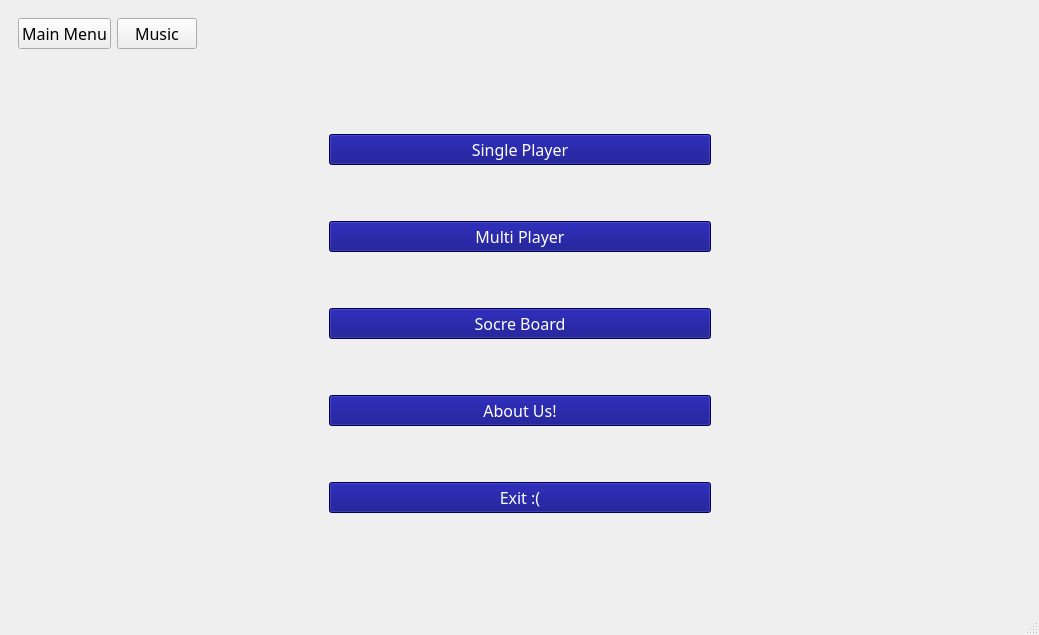
Above: mainwindow.ui from rezaqomy/quse before the change. Below: the same form after it.
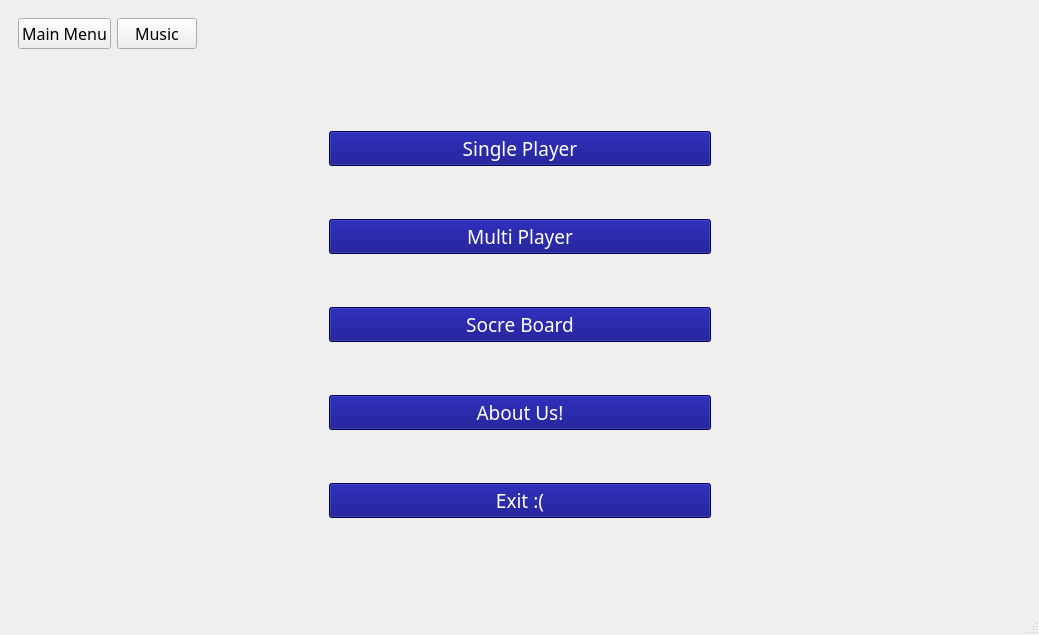
That is the form after the change. Icons and pictures are not drawn.

Diff of the .ui file:
```diff
--- a/mainwindow.ui
+++ b/mainwindow.ui
@@ -145,7 +145,7 @@
                 <property name="font">
                  <font>
                   <family>B Nazanin</family>
-                  <pointsize>12</pointsize>
+                  <pointsize>14</pointsize>
                  </font>
                 </property>
                 <property name="styleSheet">
@@ -162,7 +162,7 @@
                 <property name="font">
                  <font>
                   <family>B Nazanin</family>
-                  <pointsize>12</pointsize>
+                  <pointsize>14</pointsize>
                  </font>
                 </property>
                 <property name="styleSheet">
@@ -179,7 +179,7 @@
                 <property name="font">
                  <font>
                   <family>B Nazanin</family>
-                  <pointsize>12</pointsize>
+                  <pointsize>14</pointsize>
                  </font>
                 </property>
                 <property name="styleSheet">
@@ -196,7 +196,7 @@
                 <property name="font">
                  <font>
                   <family>B Nazanin</family>
-                  <pointsize>12</pointsize>
+                  <pointsize>14</pointsize>
                  </font>
                 </property>
                 <property name="styleSheet">
@@ -213,7 +213,7 @@
                 <property name="font">
                  <font>
                   <family>B Nazanin</family>
-                  <pointsize>12</pointsize>
+                  <pointsize>14</pointsize>
                  </font>
                 </property>
                 <property name="autoFillBackground">
```
Left out of the diff: 59 changed lines with no effect on the pictures.
